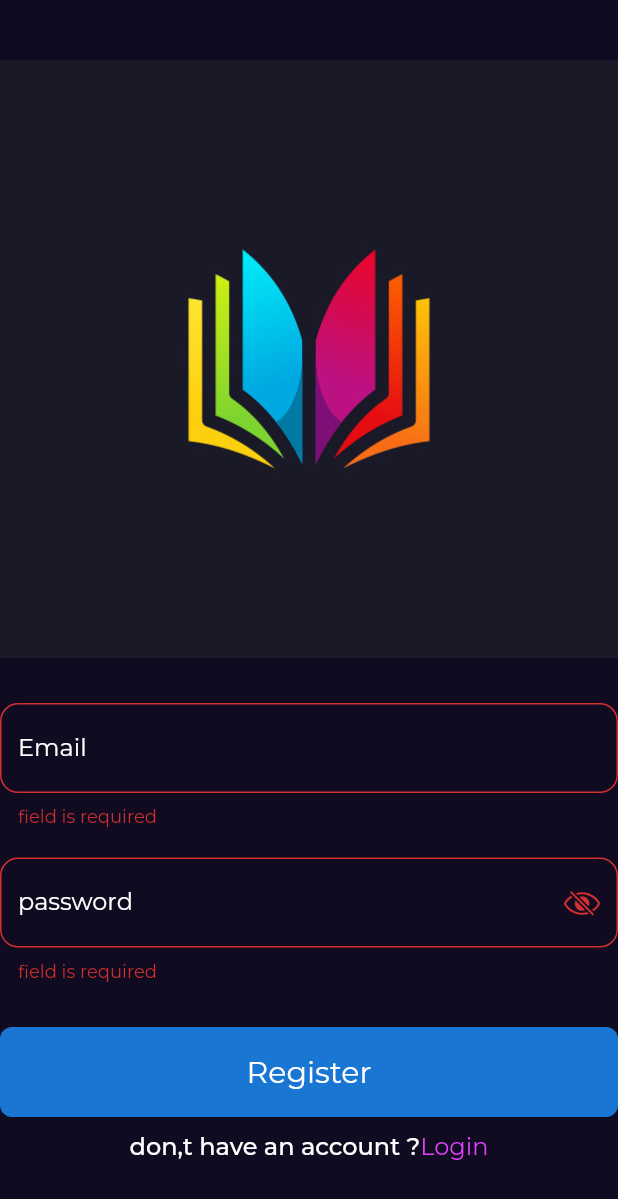
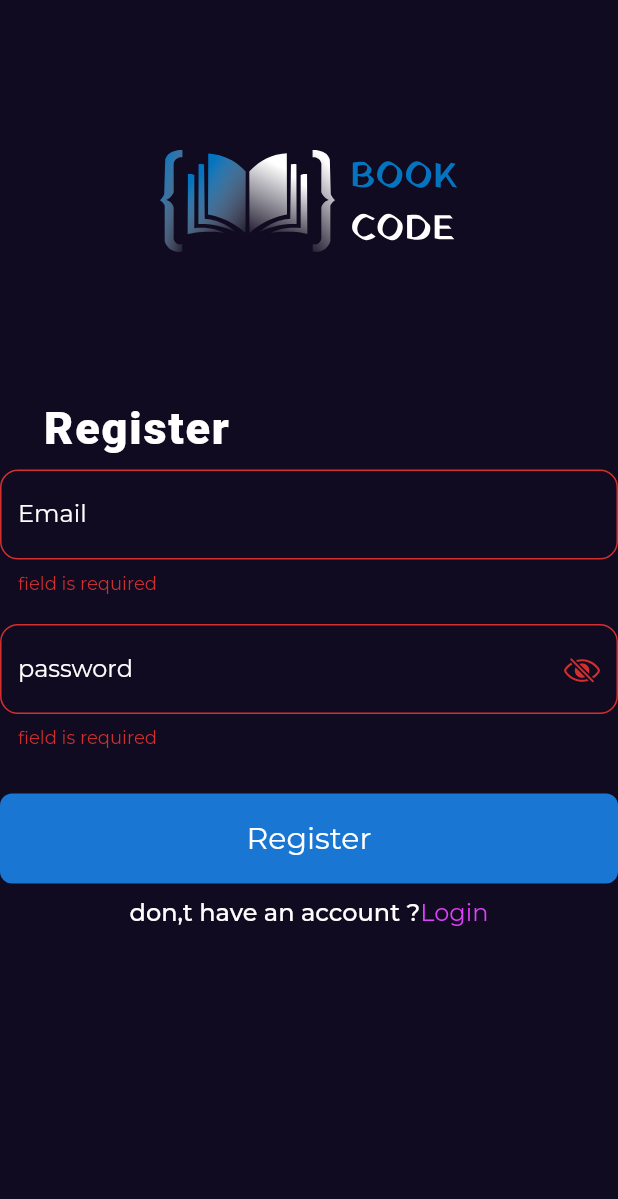
Before and after one commit to mostafatharwat22/bookly, a Flutter app: the RegisterView screen opened directly, after a tap on "Register", on a phone screen of 412 x 824 dp. Shown: the top 1199 px of the screen. Run offline on Flutter 3.47's test engine with Material 2 defaults, Android fonts, the light colour scheme and no system bars; our stand-ins replace bloc, cached_network_image, dartz, dio, dots_indicator, firebase_auth and 9 more; accounts and stored records are empty; network calls fail; Roboto replaces fonts that are missing (GT Sectra Fine).

Commit message:
my changes

```diff
--- a/lib/core/utilles/assets.dart
+++ b/lib/core/utilles/assets.dart
@@ -1,6 +1,8 @@
 class AssetsData {
   static const logo = 'assets/images/Logo.png';
   static const testImage = 'assets/images/test_image.png';
-  static const loginImage = 'assets/images/R.jpg';
-  static const registerImage= 'assets/images/R.jpg';
+  static const loginImage = 'assets/images/Frame 70.svg';
+  static const onBoardingImage1= 'assets/images/Frame (1).svg';
+  static const onBoardingImage2= 'assets/images/Frame.svg';
+  static const onBoardingImage3= 'assets/images/Frame 76.svg';
 }
--- /dev/null
+++ b/lib/feature/register/presention/views/widget/custom_text.dart
@@ -0,0 +1,15 @@
+import 'package:flutter/cupertino.dart';
+
+import '../../../../../core/utilles/styles.dart';
+
+class CustomText extends StatelessWidget {
+  const CustomText({Key? key, required this.text}) : super(key: key);
+final String text;
+  @override
+  Widget build(BuildContext context) {
+    return  Padding(
+        padding: const EdgeInsets.only(right: 230),
+    child: Text(text,style: Styles.textStyle30,),
+    );
+  }
+}
--- a/lib/feature/register/presention/views/widget/register_view_body.dart
+++ b/lib/feature/register/presention/views/widget/register_view_body.dart
@@ -1,10 +1,12 @@
 import 'package:firebase_auth/firebase_auth.dart';
 import 'package:flutter/cupertino.dart';
 import 'package:flutter/material.dart';
+import 'package:flutter_svg/svg.dart';
 import '../../../../../core/utilles/assets.dart';
 import '../../../../../core/utilles/styles.dart';
 import '../../../../login/presention/views/widget/custom_elveted_bottom.dart';
 import '../../../../login/presention/views/widget/custom_text_form.dart';
+import 'custom_text.dart';
 
 class RegisterViewBody extends StatelessWidget {
    RegisterViewBody({Key? key,}) : super(key: key);
@@ -18,9 +20,14 @@ GlobalKey<FormState> keyForm = GlobalKey();
         key:keyForm,
         child: Column(
           children: [
-            const SizedBox(height: 40,),
-            Image.asset(AssetsData.loginImage,),
-            const SizedBox(height: 30,),
+            const SizedBox(height: 100,),
+            SvgPicture.asset(
+              AssetsData.loginImage,
+              fit: BoxFit.scaleDown,
+            ),
+            const SizedBox(height: 100,),
+            const CustomText(text: 'Register',),
+            const SizedBox(height: 10,),
              CustomTextField(
                obscureText: false,
                onChanged:(data){
--- a/pubspec.yaml
+++ b/pubspec.yaml
@@ -28,6 +28,7 @@ environment:
 # the latest version available on pub.dev. To see which dependencies have newer
 # versions available, run `flutter pub outdated`.
 dependencies:
+  flutter_svg: ^2.0.4
   url_launcher: ^6.1.7
   dots_indicator: ^2.1.0
   cached_network_image: ^3.2.3
```
Also changed, not shown: lib/feature/login/presention/views/widget/login_view_body.dart (+10 -3 lines), lib/feature/onbording/presention/views/widget/custom_page_view.dart (+21 -11 lines), assets/images/Frame (1).svg (added), assets/images/Frame 70.svg (added), assets/images/Frame 76.svg (added), assets/images/Frame.svg (added), assets/images/OIP.jpg (deleted), assets/images/R (1).jpg (deleted), assets/images/R.jpg (deleted), assets/images/Rb.jpg (deleted), assets/images/rr.jpg (deleted), pubspec.lock.
